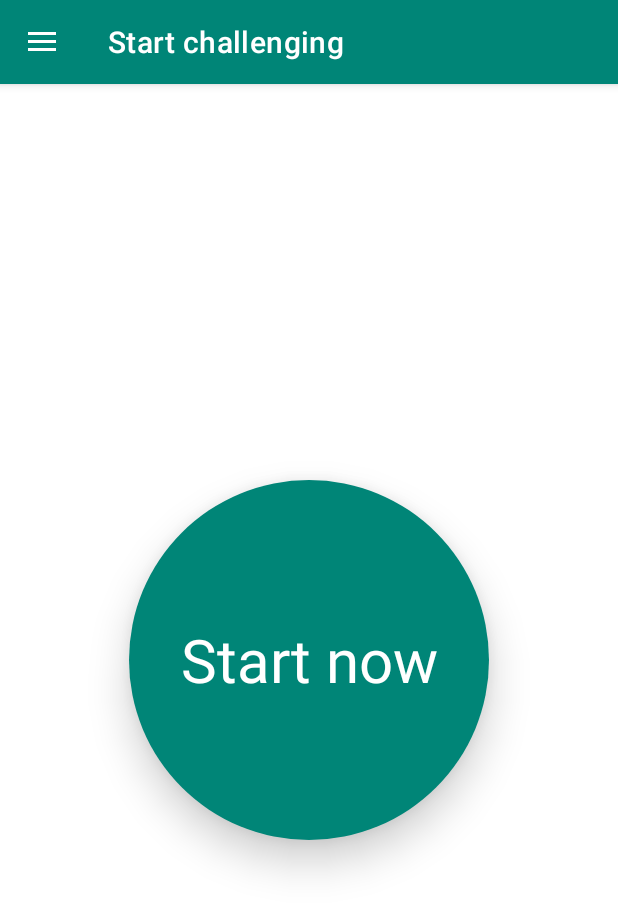
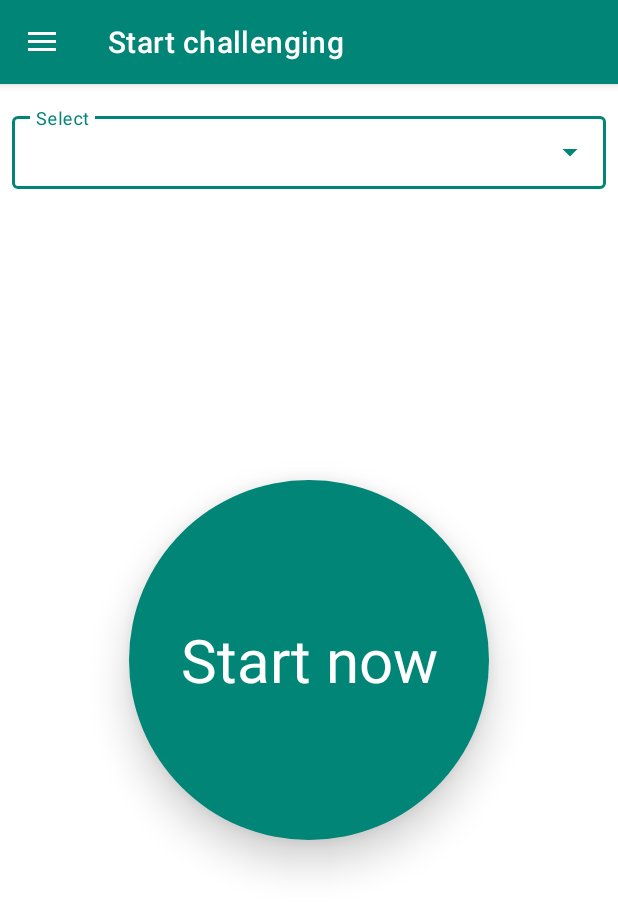
Before and after one commit to sowmyav24/challenge-tracker, an Android app: the screen it shows after launch (MainActivity), on a phone screen of 412 x 824 dp. Shown: the top 912 px of the screen. Run offline under Robolectric (Android 15) with nearby library versions, the phone set to English and light mode, and no system bars; our stand-ins replace Room's generated code, navigation-ui.

Commit message:
Add select drop down to toggle challenges

```diff
--- a/app/build.gradle
+++ b/app/build.gradle
@@ -40,7 +40,7 @@ dependencies {
     implementation "android.arch.lifecycle:extensions:1.1.1"
     kapt "android.arch.lifecycle:compiler:1.1.1"
 
-    implementation 'com.google.android.material:material:1.0.0'
+    implementation 'com.google.android.material:material:1.2.0-alpha01'
     implementation fileTree(dir: 'libs', include: ['*.jar'])
     implementation"org.jetbrains.kotlin:kotlin-stdlib-jdk7:$kotlin_version"
     implementation 'androidx.appcompat:appcompat:1.1.0'
--- a/app/src/main/java/scheduler/org/challengetracker/dao/ChallengeDAO.kt
+++ b/app/src/main/java/scheduler/org/challengetracker/dao/ChallengeDAO.kt
@@ -12,7 +12,7 @@ import scheduler.org.challengetracker.entity.Challenge
 @Dao
 interface ChallengeDAO {
 
-    @Query("SELECT * FROM Challenge")
+    @Query("SELECT * FROM Challenge order by id")
     fun getAllChallenges(): LiveData<List<Challenge>>
 
     @Insert(onConflict = REPLACE)
--- a/app/src/main/java/scheduler/org/challengetracker/ui/challengeDetails/ChallengeDetailsFragment.kt
+++ b/app/src/main/java/scheduler/org/challengetracker/ui/challengeDetails/ChallengeDetailsFragment.kt
@@ -7,7 +7,6 @@ import android.view.ViewGroup
 import androidx.fragment.app.Fragment
 import androidx.lifecycle.Observer
 import androidx.lifecycle.ViewModelProviders
-import androidx.recyclerview.widget.GridLayoutManager
 import androidx.recyclerview.widget.LinearLayoutManager
 import androidx.recyclerview.widget.RecyclerView
 import kotlinx.android.synthetic.main.fragment_challenge_details.view.challenge_details
--- a/app/src/main/res/layout/fragment_add_challenge.xml
+++ b/app/src/main/res/layout/fragment_add_challenge.xml
@@ -75,8 +75,10 @@
            android:id="@+id/notes_needed"
            android:layout_width="wrap_content"
             android:layout_height="wrap_content"
-            android:layout_marginEnd="@dimen/dimen_28"
-            android:layout_marginTop="@dimen/dimen_48"
+            android:layout_marginEnd="@dimen/dimen_24"
+            android:layout_marginStart="@dimen/dimen_40"
+            android:layout_marginTop="@dimen/dimen_40"
+            app:layout_constraintStart_toEndOf="@+id/notes_text"
             app:layout_constraintEnd_toEndOf="parent"
             app:layout_constraintTop_toBottomOf="@id/challenge_title"/>
 
--- a/app/src/main/res/layout/fragment_challenge.xml
+++ b/app/src/main/res/layout/fragment_challenge.xml
@@ -1,16 +1,38 @@
 <?xml version="1.0" encoding="utf-8"?>
 <androidx.constraintlayout.widget.ConstraintLayout xmlns:android="http://schemas.android.com/apk/res/android"
     xmlns:app="http://schemas.android.com/apk/res-auto"
-    android:background="@color/white"
     android:layout_width="match_parent"
-    android:layout_height="match_parent">
+    android:layout_height="match_parent"
+    android:background="@color/white">
+
+    <com.google.android.material.textfield.TextInputLayout
+        android:id="@+id/menu_items"
+        style="@style/Widget.MaterialComponents.TextInputLayout.OutlinedBox.Dense.ExposedDropdownMenu"        android:layout_width="match_parent"
+        android:layout_height="wrap_content"
+        android:hint="@string/select"
+        android:textSize="@dimen/dimen_text_40"
+        android:layout_marginTop="@dimen/dimen_text_16"
+        android:layout_marginStart="@dimen/dimen_8"
+        android:layout_marginEnd="@dimen/dimen_8"
+        app:layout_constraintEnd_toEndOf="parent"
+        app:layout_constraintStart_toStartOf="parent"
+        app:layout_constraintTop_toTopOf="parent">
+
+        <AutoCompleteTextView
+            android:id="@+id/filled_exposed_dropdown"
+            android:editable="false"
+            android:layout_width="match_parent"
+            android:layout_height="wrap_content" />
+
+    </com.google.android.material.textfield.TextInputLayout>
+
     <TextView
         android:id="@+id/count"
         android:layout_width="wrap_content"
         android:layout_height="wrap_content"
         android:background="@drawable/rounded_text_view"
+        android:elevation="@dimen/dimen_16"
         android:gravity="center"
-        android:elevation="@dimen/dimen_16"
         android:shadowColor="@color/black"
         android:textAlignment="center"
         android:textColor="@color/white"
--- a/app/src/main/res/values/dimens.xml
+++ b/app/src/main/res/values/dimens.xml
@@ -3,9 +3,11 @@
     <dimen name="dimen_4">4dp</dimen>
     <dimen name="dimen_8">8dp</dimen>
     <dimen name="dimen_16">16dp</dimen>
+    <dimen name="dimen_24">24dp</dimen>
     <dimen name="dimen_28">28dp</dimen>
     <dimen name="dimen_32">32dp</dimen>
     <dimen name="dimen_36">36dp</dimen>
+    <dimen name="dimen_40">40dp</dimen>
     <dimen name="dimen_48">48dp</dimen>
     <dimen name="dimen_52">52dp</dimen>
     <dimen name="dimen_56">56dp</dimen>
--- a/app/src/main/res/values/strings.xml
+++ b/app/src/main/res/values/strings.xml
@@ -25,4 +25,5 @@
     <string name="no_notes">No Notes Captured for this challenge</string>
     <string name="no_challenges">No challenges</string>
     <string name="required">Required</string>
+    <string name="select">Select</string>
 </resources>
```
Also changed, not shown: app/src/main/java/scheduler/org/challengetracker/ui/challenge/ChallengeFragment.kt (+25 -1 lines), app/src/main/java/scheduler/org/challengetracker/ui/viewChallenge/ViewChallengeAdapter.kt (+0 -7 lines), app/src/main/java/scheduler/org/challengetracker/ui/viewChallenge/ViewChallengeViewHolder.kt (+1 -6 lines), app/src/main/java/scheduler/org/challengetracker/ui/viewChallenge/ViewChallengesFragment.kt (+0 -8 lines), app/src/main/res/layout/dropdown_menu_popup_item.xml (added, +7 -0 lines), app/src/main/res/layout/view_challenge.xml (+7 -18 lines).
